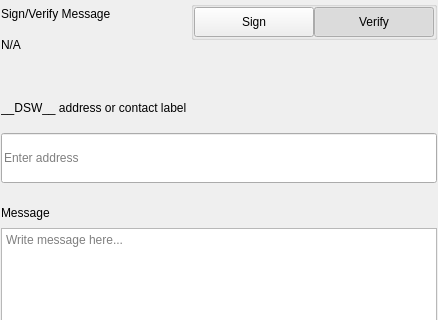
Old version of the form src/qt/pivx/settings/forms/settingssignmessagewidgets.ui in the repository decenomy/DSW; both pictures show x 0 to 438 and y 0 to 320 of the 438 by 579 pixel window.
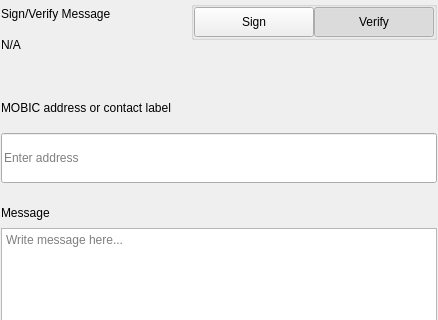
New version of the form.

Commit message: Replace standard coin unit __DSW__ by MOBIC (8)

Diff of the .ui file:
```diff
--- a/src/qt/pivx/settings/forms/settingssignmessagewidgets.ui
+++ b/src/qt/pivx/settings/forms/settingssignmessagewidgets.ui
@@ -276,7 +276,7 @@
                </size>
               </property>
               <property name="text">
-               <string>__DSW__ address or contact label</string>
+               <string>MOBIC address or contact label</string>
               </property>
              </widget>
             </item>
```
The commit also changes 7 other files.
